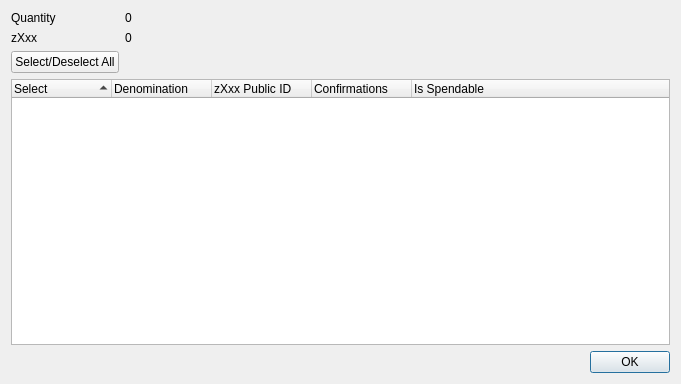
Above: src/qt/forms/zmymncontroldialog.ui from telostia/old-unused-MYMN before the change. Below: the same form after it.
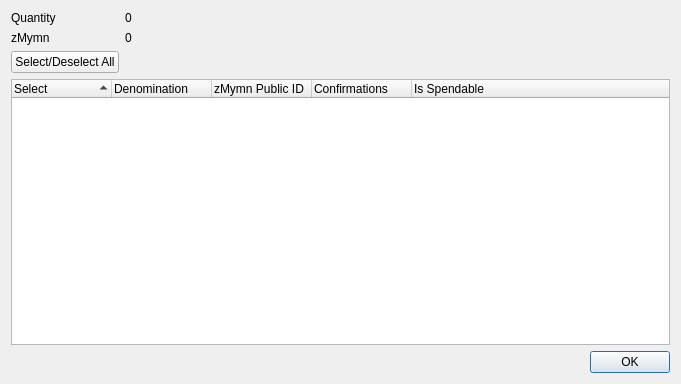
That is the form after the change.

Diff of the .ui file:
```diff
--- a/src/qt/forms/zmymncontroldialog.ui
+++ b/src/qt/forms/zmymncontroldialog.ui
@@ -42,7 +42,7 @@
      <item row="1" column="0">
       <widget class="QLabel" name="labelZXxx">
        <property name="text">
-        <string>zXxx</string>
+        <string>zMymn</string>
        </property>
       </widget>
      </item>
@@ -96,7 +96,7 @@
        </column>
        <column>
         <property name="text">
-         <string notr="true">zXxx Public ID</string>
+         <string notr="true">zMymn Public ID</string>
         </property>
        </column>
        <column>
```
Left out of the diff: 2 changed lines with no effect on the pictures.
